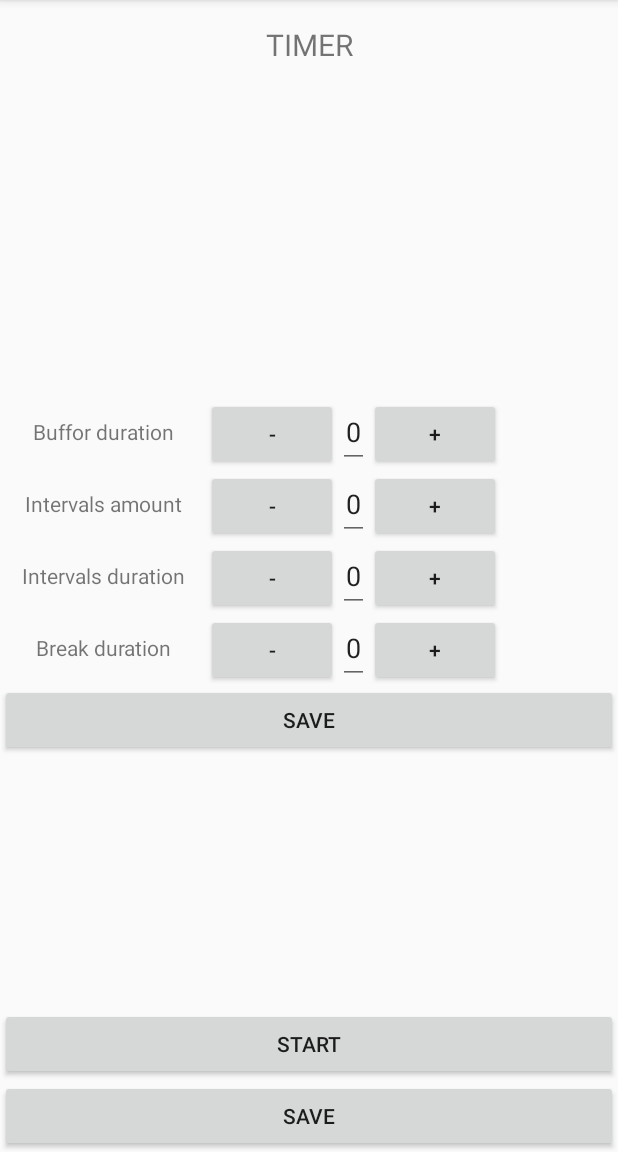
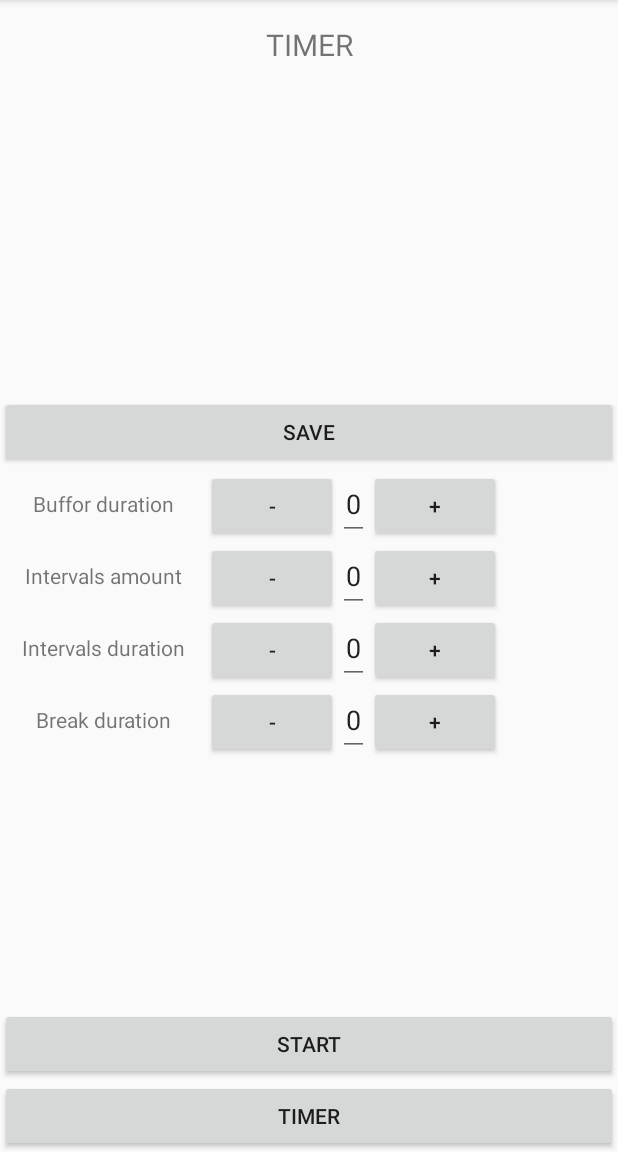
Before and after one commit to tpokora/boxingintervals, an Android app: the screen it shows after launch (MainActivity), after a tap on "SETTINGS", on a phone screen of 412 x 824 dp, the part 84-1236 px from its top. Run offline under Robolectric (Android 15) with nearby library versions, the phone set to English and light mode, and no system bars.

Commit message:
Small change in button UI

```diff
--- a/app/src/main/java/projects/tpokora/com/boxingintervals/fragments/SettingsFragment.java
+++ b/app/src/main/java/projects/tpokora/com/boxingintervals/fragments/SettingsFragment.java
@@ -7,7 +7,6 @@ import android.view.View;
 import android.view.ViewGroup;
 import android.widget.Button;
 import android.widget.EditText;
-import android.widget.TextView;
 
 import projects.tpokora.com.boxingintervals.PropertyReader;
 import projects.tpokora.com.boxingintervals.R;
@@ -41,7 +40,7 @@ public class SettingsFragment extends AbstractFragment {
     @Override
     public View onCreateView(LayoutInflater layoutInflater, ViewGroup container, Bundle saveInstanceState) {
         setActivityTitle(getResources().getString(R.string.settings_fragment_header_string));
-        setSettingsButtonString(getResources().getString(R.string.settings_save_button_string));
+        setSettingsButtonString(getResources().getString(R.string.settings_button_timer_string));
 
         return layoutInflater.inflate(R.layout.fragment_settings, container, false);
     }
--- a/app/src/main/res/layout/fragment_settings.xml
+++ b/app/src/main/res/layout/fragment_settings.xml
@@ -10,6 +10,12 @@
         android:layout_width="match_parent"
         android:layout_height="wrap_content"
         android:orientation="vertical">
+
+        <Button
+            android:id="@+id/save_settings"
+            android:layout_width="match_parent"
+            android:layout_height="wrap_content"
+            android:text="SAVE"/>
 
         <LinearLayout
             android:layout_width="match_parent"
@@ -170,12 +176,6 @@
             </LinearLayout>
         </LinearLayout>
 
-        <Button
-            android:id="@+id/save_settings"
-            android:layout_width="match_parent"
-            android:layout_height="wrap_content"
-            android:text="SAVE"/>
-
     </LinearLayout>
 
 </LinearLayout>
--- a/app/src/main/res/values/strings.xml
+++ b/app/src/main/res/values/strings.xml
@@ -19,4 +19,5 @@
     <string name="settings_value">Amount</string>
     <string name="settings_increase">+</string>
     <string name="settings_decrease">-</string>
+    <string name="settings_button_timer_string">TIMER</string>
 </resources>
```
